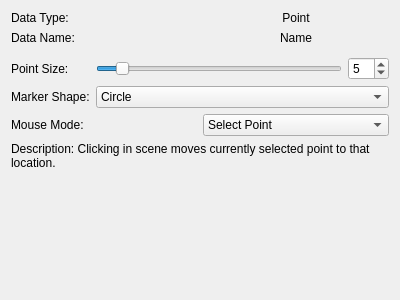
Before: the Qt Designer form src/WhiskerToolbox/Media_Widget/MediaPoint_Widget/MediaPoint_Widget.ui in paulmthompson/WhiskerToolbox, drawn with Qt 5.
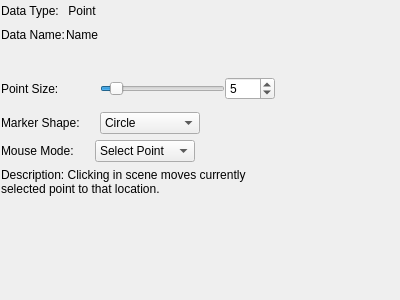
After: the same form once the commit is applied. Custom widgets are drawn as their Qt base class.

Diff of the .ui file:
```diff
--- a/src/WhiskerToolbox/Media_Widget/MediaPoint_Widget/MediaPoint_Widget.ui
+++ b/src/WhiskerToolbox/Media_Widget/MediaPoint_Widget/MediaPoint_Widget.ui
@@ -14,16 +14,40 @@
    <string>Form</string>
   </property>
   <layout class="QVBoxLayout" name="verticalLayout">
+   <property name="spacing">
+    <number>6</number>
+   </property>
+   <property name="leftMargin">
+    <number>1</number>
+   </property>
+   <property name="topMargin">
+    <number>1</number>
+   </property>
+   <property name="rightMargin">
+    <number>1</number>
+   </property>
+   <property name="bottomMargin">
+    <number>1</number>
+   </property>
    <item>
-    <layout class="QHBoxLayout" name="horizontalLayout">
-     <item>
+    <layout class="QGridLayout" name="gridLayout">
+     <property name="sizeConstraint">
+      <enum>QLayout::SizeConstraint::SetFixedSize</enum>
+     </property>
+     <property name="horizontalSpacing">
+      <number>1</number>
+     </property>
+     <property name="verticalSpacing">
+      <number>4</number>
+     </property>
+     <item row="0" column="0">
       <widget class="QLabel" name="label_2">
        <property name="text">
         <string>Data Type:</string>
        </property>
       </widget>
      </item>
-     <item>
+     <item row="0" column="1">
       <widget class="QLabel" name="label">
        <property name="text">
         <string>Point</string>
@@ -33,18 +57,14 @@
        </property>
       </widget>
      </item>
-    </layout>
-   </item>
-   <item>
-    <layout class="QHBoxLayout" name="horizontalLayout_2">
-     <item>
+     <item row="1" column="0">
       <widget class="QLabel" name="label_3">
        <property name="text">
         <string>Data Name:</string>
        </property>
       </widget>
      </item>
-     <item>
+     <item row="1" column="1">
       <widget class="QLabel" name="name_label">
        <property name="text">
         <string>Name</string>
@@ -54,13 +74,81 @@
        </property>
       </widget>
      </item>
+     <item row="0" column="2">
+      <spacer name="horizontalSpacer">
+       <property name="orientation">
+        <enum>Qt::Orientation::Horizontal</enum>
+       </property>
+       <property name="sizeHint" stdset="0">
+        <size>
+         <width>40</width>
+         <height>20</height>
+        </size>
+       </property>
+      </spacer>
+     </item>
+     <item row="1" column="2">
+      <spacer name="horizontalSpacer_2">
+       <property name="orientation">
+        <enum>Qt::Orientation::Horizontal</enum>
+       </property>
+       <property name="sizeHint" stdset="0">
+        <size>
+         <width>40</width>
+         <height>20</height>
+        </size>
+       </property>
+      </spacer>
+     </item>
     </layout>
    </item>
    <item>
-    <widget class="ColorPicker_Widget" name="color_picker" native="true"/>
+    <layout class="QHBoxLayout" name="horizontalLayout_4">
+     <property name="spacing">
+      <number>6</number>
+     </property>
+     <item>
+      <widget class="ColorPicker_Widget" name="color_picker" native="true">
+       <property name="sizePolicy">
+        <sizepolicy hsizetype="Preferred" vsizetype="Fixed">
+         <horstretch>0</horstretch>
+         <verstretch>0</verstretch>
+        </sizepolicy>
+       </property>
+       <property name="minimumSize">
+        <size>
+         <width>264</width>
+         <height>0</height>
+        </size>
+       </property>
+      </widget>
+     </item>
+     <item>
+      <spacer name="horizontalSpacer_4">
+       <property name="orientation">
+        <enum>Qt::Orientation::Horizontal</enum>
+       </property>
+       <property name="sizeHint" stdset="0">
+        <size>
+         <width>20</width>
+         <height>20</height>
+        </size>
+       </property>
+      </spacer>
+     </item>
+    </layout>
    </item>
    <item>
     <layout class="QGridLayout" name="point_settings_layout">
+     <property name="sizeConstraint">
+      <enum>QLayout::SizeConstraint::SetFixedSize</enum>
+     </property>
+     <property name="horizontalSpacing">
+      <number>0</number>
+     </property>
+     <property name="verticalSpacing">
+      <number>6</number>
+     </property>
      <item row="0" column="0">
       <widget class="QLabel" name="point_size_label">
        <property name="text">
@@ -68,24 +156,14 @@
        </property>
       </widget>
      </item>
-     <item row="0" column="1">
-      <widget class="QSlider" name="point_size_slider">
-       <property name="minimum">
-        <number>1</number>
-       </property>
-       <property name="maximum">
-        <number>50</number>
-       </property>
-       <property name="value">
-        <number>5</number>
-       </property>
-       <property name="orientation">
-        <enum>Qt::Orientation::Horizontal</enum>
-       </property>
-      </widget>
-     </item>
      <item row="0" column="2">
       <widget class="QSpinBox" name="point_size_spinbox">
+       <property name="minimumSize">
+        <size>
+         <width>50</width>
+         <height>0</height>
+        </size>
+       </property>
        <property name="minimum">
         <number>1</number>
        </property>
@@ -97,15 +175,20 @@
        </property>
       </widget>
      </item>
-     <item row="1" column="0">
-      <widget class="QLabel" name="marker_shape_label">
-       <property name="text">
-        <string>Marker Shape:</string>
-       </property>
-      </widget>
-     </item>
-     <item row="1" column="1" colspan="2">
+     <item row="2" column="1" colspan="2">
       <widget class="QComboBox" name="marker_shape_combo">
+       <property name="sizePolicy">
+        <sizepolicy hsizetype="Maximum" vsizetype="Fixed">
+         <horstretch>0</horstretch>
+         <verstretch>0</verstretch>
+        </sizepolicy>
+       </property>
+       <property name="minimumSize">
+        <size>
+         <width>100</width>
+         <height>0</height>
+        </size>
+       </property>
        <item>
         <property name="text">
          <string>Circle</string>
@@ -138,21 +221,81 @@
        </item>
       </widget>
      </item>
+     <item row="2" column="0">
+      <widget class="QLabel" name="marker_shape_label">
+       <property name="text">
+        <string>Marker Shape:      </string>
+       </property>
+      </widget>
+     </item>
+     <item row="0" column="1">
+      <widget class="QSlider" name="point_size_slider">
+       <property name="minimum">
+        <number>1</number>
+       </property>
+       <property name="maximum">
+        <number>50</number>
+       </property>
+       <property name="value">
+        <number>5</number>
+       </property>
+       <property name="orientation">
+        <enum>Qt::Orientation::Horizontal</enum>
+       </property>
+      </widget>
+     </item>
+     <item row="0" column="3" rowspan="3">
+      <spacer name="horizontalSpacer_5">
+       <property name="orientation">
+        <enum>Qt::Orientation::Horizontal</enum>
+       </property>
+       <property name="sizeHint" stdset="0">
+        <size>
+         <width>20</width>
+         <height>20</height>
+        </size>
+       </property>
+      </spacer>
+     </item>
     </layout>
    </item>
    <item>
     <layout class="QVBoxLayout" name="verticalLayout_2">
+     <property name="spacing">
+      <number>6</number>
+     </property>
+     <property name="sizeConstraint">
+      <enum>QLayout::SizeConstraint::SetFixedSize</enum>
+     </property>
      <item>
       <layout class="QHBoxLayout" name="horizontalLayout_3">
+       <property name="spacing">
+        <number>1</number>
+       </property>
+       <property name="sizeConstraint">
+        <enum>QLayout::SizeConstraint::SetFixedSize</enum>
+       </property>
        <item>
         <widget class="QLabel" name="label_4">
          <property name="text">
-          <string>Mouse Mode:</string>
+          <string>Mouse Mode:      </string>
          </property>
         </widget>
        </item>
        <item>
         <widget class="QComboBox" name="selection_model_combo">
+         <property name="sizePolicy">
+          <sizepolicy hsizetype="Maximum" vsizetype="Fixed">
+           <horstretch>0</horstretch>
+           <verstretch>0</verstretch>
+          </sizepolicy>
+         </property>
+         <property name="minimumSize">
+          <size>
+           <width>100</width>
+           <height>0</height>
+          </size>
+         </property>
          <item>
           <property name="text">
            <string>Select Point</string>
@@ -160,10 +303,29 @@
          </item>
         </widget>
        </item>
+       <item>
+        <spacer name="horizontalSpacer_3">
+         <property name="orientation">
+          <enum>Qt::Orientation::Horizontal</enum>
+         </property>
+         <property name="sizeHint" stdset="0">
+          <size>
+           <width>20</width>
+           <height>20</height>
+          </size>
+         </property>
+        </spacer>
+       </item>
       </layout>
      </item>
      <item>
       <widget class="QLabel" name="selection_model_label">
+       <property name="sizePolicy">
+        <sizepolicy hsizetype="Maximum" vsizetype="Preferred">
+         <horstretch>0</horstretch>
+         <verstretch>0</verstretch>
+        </sizepolicy>
+       </property>
        <property name="text">
         <string>Description: Clicking in scene moves currently selected point to that location.</string>
        </property>
@@ -172,21 +334,21 @@
        </property>
       </widget>
      </item>
+     <item>
+      <spacer name="verticalSpacer">
+       <property name="orientation">
+        <enum>Qt::Orientation::Vertical</enum>
+       </property>
+       <property name="sizeHint" stdset="0">
+        <size>
+         <width>250</width>
+         <height>40</height>
+        </size>
+       </property>
+      </spacer>
+     </item>
     </layout>
    </item>
-   <item>
-    <spacer name="verticalSpacer">
-     <property name="orientation">
-      <enum>Qt::Orientation::Vertical</enum>
-     </property>
-     <property name="sizeHint" stdset="0">
-      <size>
-       <width>20</width>
-       <height>40</height>
-      </size>
-     </property>
-    </spacer>
-   </item>
   </layout>
  </widget>
  <customwidgets>
```
